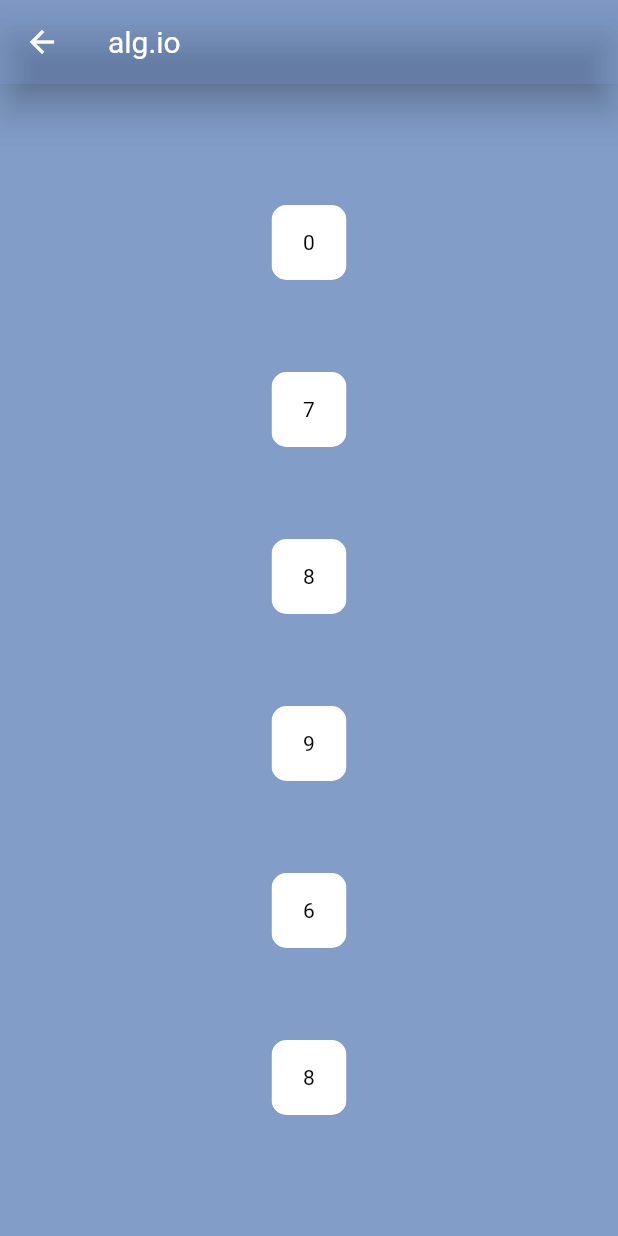
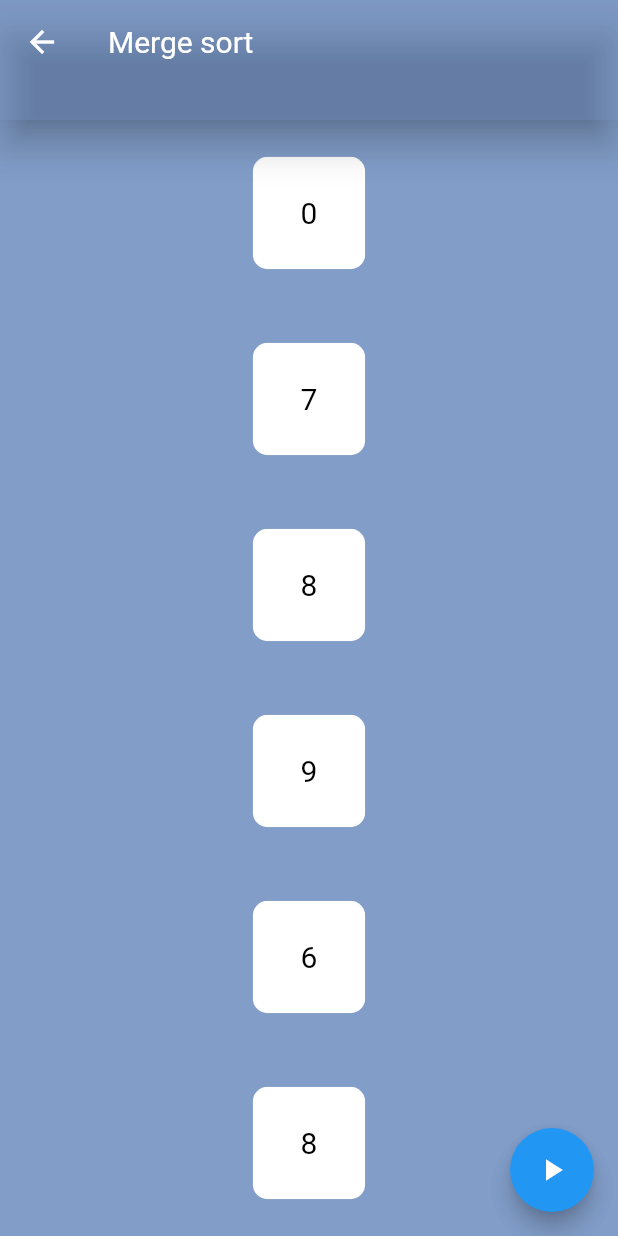
Before and after one commit to ted-marozzi/alg-io, a Flutter app: the SortingAlgScreen screen opened by its route, after a tap on "Merge Sort", on a phone screen of 412 x 824 dp. Run offline on Flutter 3.47's test engine with Material 2 defaults, Android fonts, the phone set to English and light mode, and no system bars; our stand-ins replace google_fonts; Roboto replaces fonts that are missing (Ubuntu).

Commit message:
Started on animated merge sort

```diff
--- a/lib/main.dart
+++ b/lib/main.dart
@@ -7,14 +7,24 @@ void main() {
   runApp(AlgIO());
 }
 
-Widget appBar(BuildContext context, TextStyle titleFont) {
-  return AppBar(
+Widget appBar(BuildContext context, String text) {
+  TextStyle titleFont = GoogleFonts.ubuntu(
+    textStyle: Theme.of(context).textTheme.headline4,
+    fontSize: 20,
+    color: Colors.white,
+  );
+  return PreferredSize(
+    preferredSize: Size.fromHeight(80),
+    child: AppBar(
         elevation: 10,
         backgroundColor: Theme.of(context).backgroundColor,
-      title: Text(
-        'alg.io',
+        title: SafeArea(
+          child: Text(
+            text,
             style: titleFont,
-      ));
+          ),
+        )),
+  );
 }
 
 class AlgIO extends StatelessWidget {
@@ -40,7 +50,7 @@ class AlgIO extends StatelessWidget {
         '/': (context) => WelcomeScreen(),
         '/home': (context) => HomeScreen(),
         '/sorting': (context) => SortingAlgScreen(),
-        '/mergeSort': (context) => MergeSortScreen(),
+        '/mergeSort': (context) => AnimatedMergeSort(),
       },
     );
   }
@@ -104,14 +114,9 @@ class _HomeScreenState extends State<HomeScreen> {
 
   @override
   Widget build(BuildContext context) {
-    TextStyle titleFont = GoogleFonts.ubuntu(
-      textStyle: Theme.of(context).textTheme.headline4,
-      fontSize: 20,
-      color: Colors.white,
-    );
     return Scaffold(
       backgroundColor: Theme.of(context).backgroundColor,
-      appBar: appBar(context, titleFont),
+      appBar: appBar(context, "Algorithms and Data Structures"),
       body: _buildTopics(),
     );
   }
@@ -174,15 +179,9 @@ class _SortingAlgScreenState extends State<SortingAlgScreen> {
 
   @override
   Widget build(BuildContext context) {
-    TextStyle titleFont = GoogleFonts.ubuntu(
-      textStyle: Theme.of(context).textTheme.headline4,
-      fontSize: 20,
-      color: Colors.white,
-    );
-
     return Scaffold(
       backgroundColor: Theme.of(context).backgroundColor,
-      appBar: appBar(context, titleFont),
+      appBar: appBar(context, "Sorting Algorithms"),
       body: _buildTopics(),
     );
   }
@@ -232,45 +231,56 @@ class _SortingAlgScreenState extends State<SortingAlgScreen> {
   }
 }
 
-class MergeSortScreen extends StatefulWidget {
+class AnimatedMergeSort extends StatefulWidget {
   @override
-  _MergeSortScreenState createState() => _MergeSortScreenState();
+  _AnimatedMergeSortState createState() => _AnimatedMergeSortState();
 }
 
-class _MergeSortScreenState extends State<MergeSortScreen> {
+Widget mergeSort() {
+  return null;
+}
+
+class _AnimatedMergeSortState extends State<AnimatedMergeSort> {
+  List<Widget> arrayBoxes = [];
+  Random rng = new Random();
+  @override
+  void initState() {
+    super.initState();
+
+    for (int i = 0; i < 6; i++) {
+      arrayBoxes.add(arrayBox(rng.nextInt(10)));
+    }
+  }
+
   @override
   Widget build(BuildContext context) {
-    Random rng = new Random();
-
-    TextStyle titleFont = GoogleFonts.ubuntu(
-      textStyle: Theme.of(context).textTheme.headline4,
-      fontSize: 20,
-      color: Colors.white,
-    );
-
     return Scaffold(
       backgroundColor: Theme.of(context).backgroundColor,
-        appBar: appBar(context, titleFont),
-        body: Container(
+      appBar: appBar(context, "Merge sort"),
+      body: colArrayBox(),
+      floatingActionButton: FloatingActionButton(
+        onPressed: () {
+          setState(() {
+            for (int i = 0; i < 6; i++) {
+              //arrayBoxes[i]
+            }
+          });
+        },
+        child: Icon(Icons.play_arrow),
+      ),
+    );
+  }
+
+  Widget colArrayBox() {
+    return Container(
       color: Theme.of(context).backgroundColor,
       child: Center(
-            child: Padding(
-              padding: const EdgeInsets.symmetric(vertical: 50, horizontal: 0),
         child: Column(
             mainAxisAlignment: MainAxisAlignment.spaceAround,
             crossAxisAlignment: CrossAxisAlignment.center,
-                children: [
-                  arrayBox(rng.nextInt(10)),
-                  arrayBox(rng.nextInt(10)),
-                  arrayBox(rng.nextInt(10)),
-                  arrayBox(rng.nextInt(10)),
-                  arrayBox(rng.nextInt(10)),
-                  arrayBox(rng.nextInt(10)),
-                ],
+            children: arrayBoxes),
       ),
-            ),
-          ),
-        ));
+    );
   }
 
   Widget arrayBox(int i) {
@@ -279,13 +289,15 @@ class _MergeSortScreenState extends State<MergeSortScreen> {
       child: Container(
           decoration: BoxDecoration(color: Colors.white),
           child: SizedBox(
-              width: 50,
-              height: 50,
+              width: 75,
+              height: 75,
               child: Center(
                   child: Text(
                 i.toString(),
                 style: TextStyle(
-                    color: Colors.black, decoration: TextDecoration.none),
+                    color: Colors.black,
+                    decoration: TextDecoration.none,
+                    fontSize: 20),
               )))),
     );
   }
```
Lines whose indentation alone changed are shown as unchanged.
